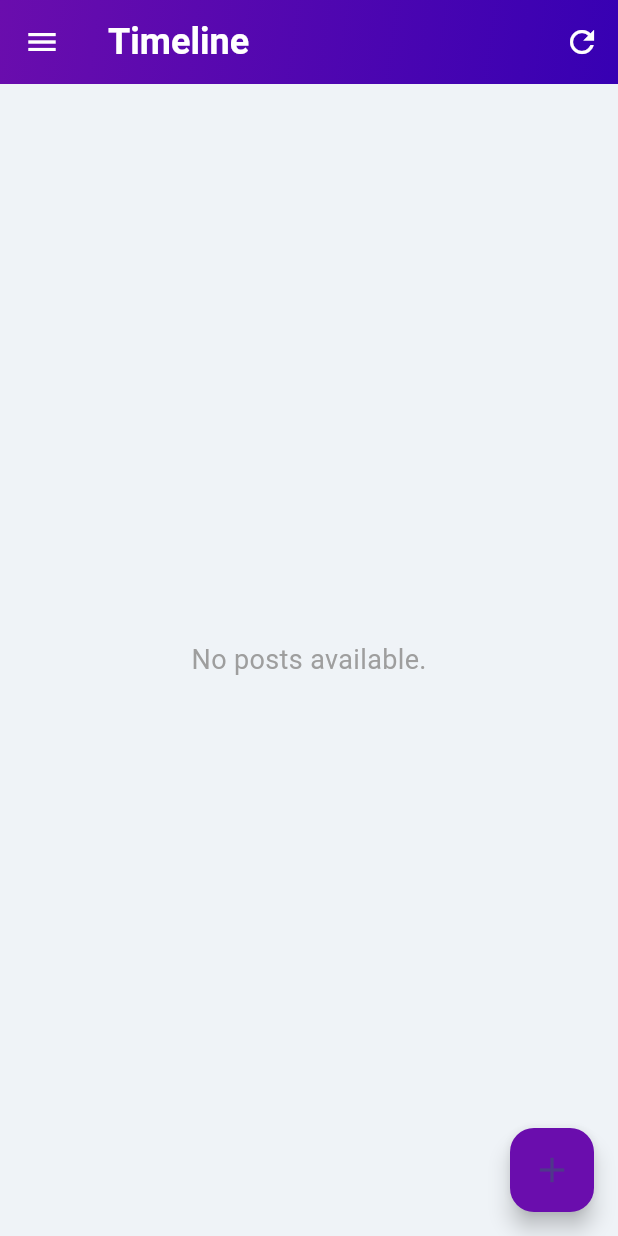
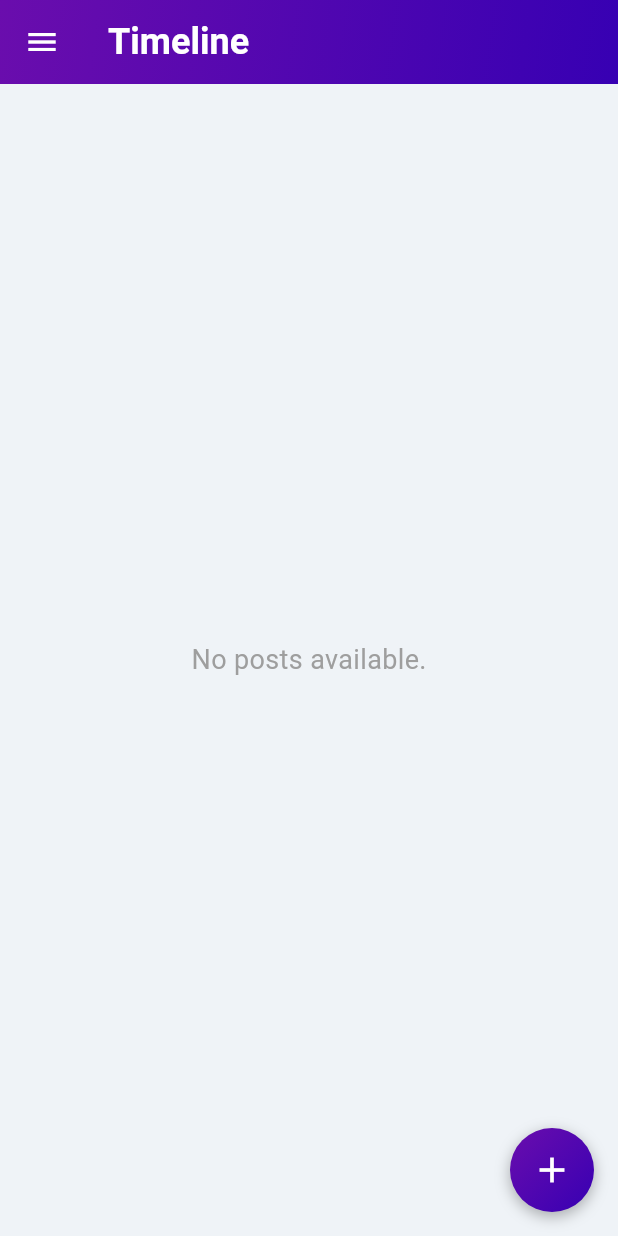
Before and after one commit to patryklbn/numinousways, a Flutter app: the screen it shows once a user with an empty profile is signed in, on a phone screen of 412 x 824 dp. Run offline on Flutter 3.47's test engine with Material 3 defaults, Android fonts, the phone set to English and light mode, and no system bars; our stand-ins replace cached_network_image, cloud_firestore, firebase_auth, firebase_core, firebase_storage, google_sign_in and 2 more; accounts and stored records are empty.

```diff
--- a/lib/screens/timeline/timeline_screen.dart
+++ b/lib/screens/timeline/timeline_screen.dart
@@ -1,5 +1,3 @@
-// lib/screens/timeline/timeline_screen.dart
-
 import 'package:flutter/material.dart';
 import 'package:provider/provider.dart';
 import '../../services/timeline_service.dart';
@@ -53,14 +51,6 @@ class _TimelineScreenState extends State<TimelineScreen> {
         ),
         elevation: 0,
         iconTheme: const IconThemeData(color: Colors.white),
-        actions: [
-          IconButton(
-            icon: const Icon(Icons.refresh),
-            onPressed: () {
-              // Implement refresh functionality if needed
-            },
-          ),
-        ],
       ),
       drawer: const AppDrawer(), // Include the drawer in the Scaffold
       body: StreamBuilder<List<Post>>(
@@ -88,7 +78,8 @@ class _TimelineScreenState extends State<TimelineScreen> {
           }
           return RefreshIndicator(
             onRefresh: () async {
-              // Implement refresh logic if necessary
+              // This action refreshes the screen by pulling down
+              setState(() {});
             },
             child: ListView.builder(
               padding: const EdgeInsets.symmetric(vertical: 8),
@@ -103,7 +94,25 @@ class _TimelineScreenState extends State<TimelineScreen> {
           );
         },
       ),
-      floatingActionButton: FloatingActionButton(
+      floatingActionButton: Container(
+        width: 56,
+        height: 56,
+        decoration: BoxDecoration(
+          gradient: const LinearGradient(
+            colors: [Color(0xFF6A0DAD), Color(0xFF3700B3)],
+            begin: Alignment.topLeft,
+            end: Alignment.bottomRight,
+          ),
+          shape: BoxShape.circle,
+          boxShadow: [
+            BoxShadow(
+              color: Colors.black.withOpacity(0.3),
+              blurRadius: 8,
+              offset: const Offset(0, 3),
+            ),
+          ],
+        ),
+        child: FloatingActionButton(
           onPressed: () {
             // Navigate to create post screen
             Navigator.push(
@@ -111,8 +120,14 @@ class _TimelineScreenState extends State<TimelineScreen> {
               MaterialPageRoute(builder: (context) => const CreatePostScreen()),
             );
           },
-        backgroundColor: const Color(0xFF6A0DAD),
-        child: const Icon(Icons.add, size: 28),
+          backgroundColor: Colors.transparent,
+          elevation: 0,
+          child: const Icon(
+            Icons.add,
+            size: 28,
+            color: Colors.white, // Make the "+" icon white
+          ),
+        ),
       ),
     );
   }
```
Lines whose indentation alone changed are shown as unchanged.
